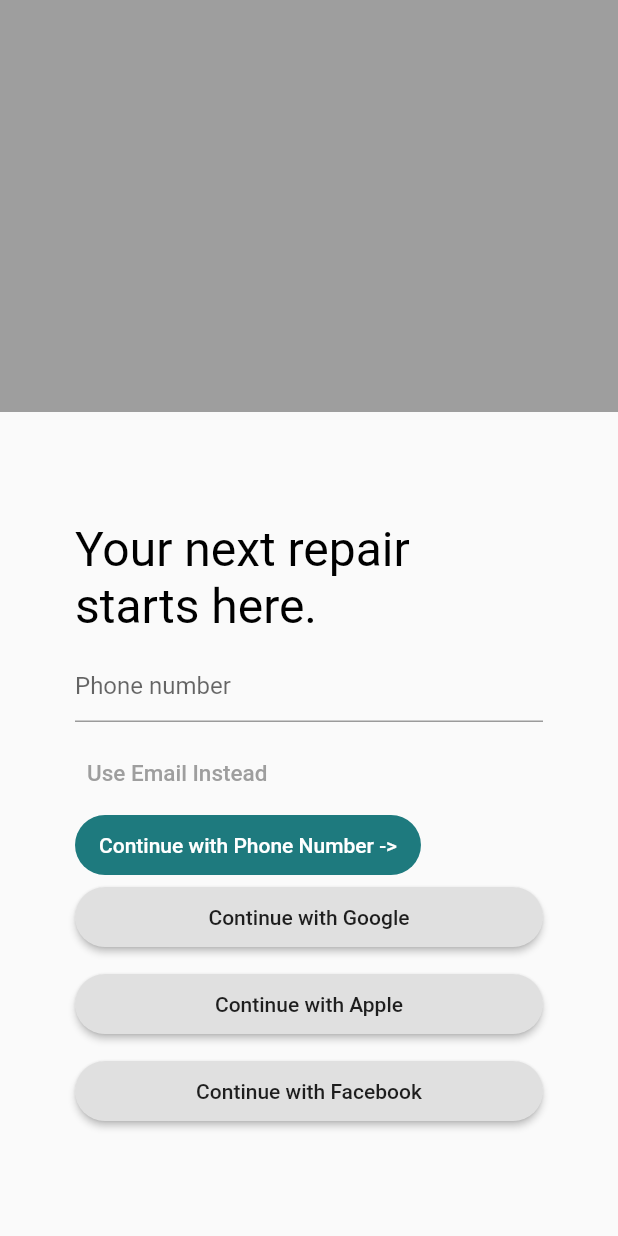
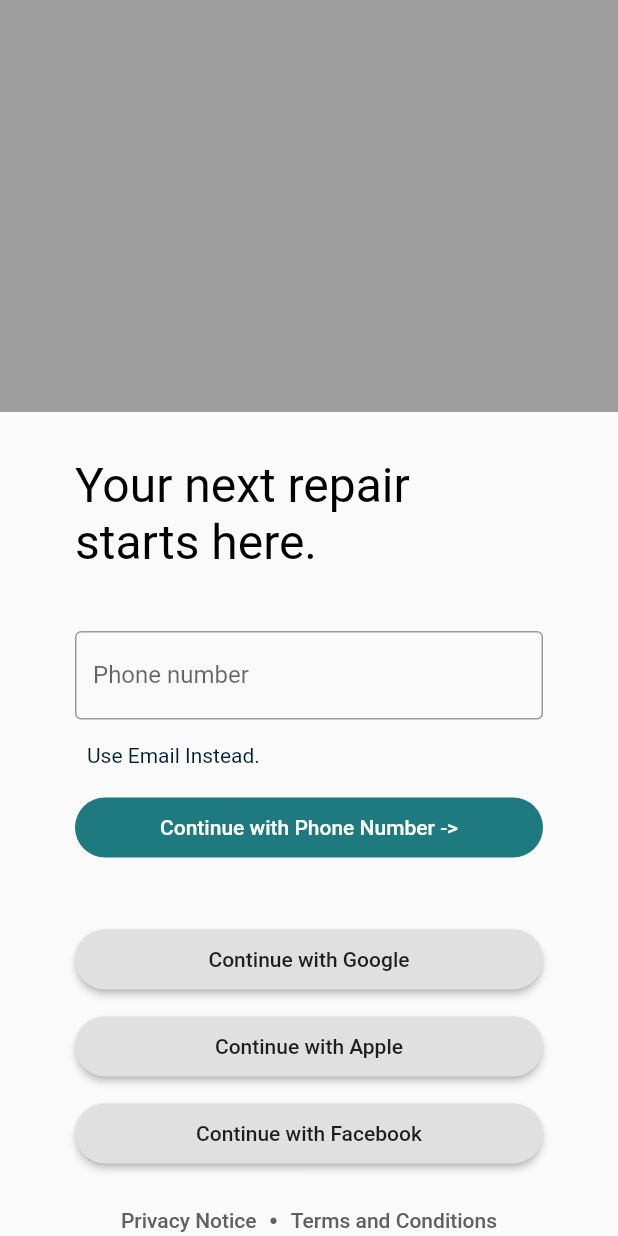
Before and after one commit to seri-app/mvp-frontend, a Flutter app: the screen it shows after launch, after a tap on "skip", on a phone screen of 412 x 824 dp. Run offline on Flutter 3.47's test engine with Material 2 defaults, Android fonts, the phone set to English and light mode, and no system bars; network calls fail; Roboto replaces fonts that are missing (Cerebri Sans Pro, Glacial Indifference).

Commit message:
registration screen

```diff
--- a/lib/src/pages/RegistrationPage.dart
+++ b/lib/src/pages/RegistrationPage.dart
@@ -19,20 +19,26 @@ class RegistrationPage extends StatelessWidget {
             flex: 2,
             // Create a list of social login buttons organized by column and centered vertically
             child: Container(
-              padding: EdgeInsets.all(50.0),
+              padding: EdgeInsets.symmetric(horizontal: 50.0),
               child: Column(
-                mainAxisAlignment: MainAxisAlignment.center,
+                mainAxisAlignment: MainAxisAlignment.start,
                 children: [
-                  Text(
-                    'Your next repair starts here.',
-                    style: Theme.of(context).textTheme.displayLarge, //use the theme defined in app.dart
+                  Padding(
+                    padding: const EdgeInsets.symmetric(vertical: 30.0),
+                    child: Text(
+                      'Your next repair starts here.',
+                      style: Theme.of(context)
+                          .textTheme
+                          .displayLarge, //use the theme defined in app.dart
+                    ),
                   ),
                   SizedBox(height: 10.0),
                   LogInForm(),
+                  SizedBox(height: 40.0),
                   MaterialButton(
                     color: Colors.grey[300],
                     shape: StadiumBorder(),
-                    child: Container(
+                    child: SizedBox(
                       width: 300.0,
                       height: 40.0,
                       child: Center(
@@ -47,7 +53,7 @@ class RegistrationPage extends StatelessWidget {
                   MaterialButton(
                     color: Colors.grey[300],
                     shape: StadiumBorder(),
-                    child: Container(
+                    child: SizedBox(
                       width: 300.0,
                       height: 40.0,
                       child: Center(
@@ -62,7 +68,7 @@ class RegistrationPage extends StatelessWidget {
                   MaterialButton(
                     color: Colors.grey[300],
                     shape: StadiumBorder(),
-                    child: Container(
+                    child: SizedBox(
                       width: 300.0,
                       height: 40.0,
                       child: Center(
@@ -73,6 +79,42 @@ class RegistrationPage extends StatelessWidget {
                       // Handle the button press
                     },
                   ),
+                  SizedBox(height: 10.0),
+                  // Privacy note and Terms of conditions
+                  Row(
+                    mainAxisAlignment: MainAxisAlignment.center,
+                    children: [
+                      TextButton(
+                          onPressed: () {},
+                          child: Text(
+                            'Privacy Notice',
+                            style: TextStyle(
+                              color: Colors.grey[700],
+                              fontSize: 14,
+                              // decoration: TextDecoration.underline),
+                            ),
+                          )),
+                        // dot between the two buttons
+                      Text(
+                        '•',
+                        style: TextStyle(
+                          color: Colors.grey[700],
+                          fontSize: 20,
+                          // decoration: TextDecoration.underline),
+                        ),
+                      ),
+                      TextButton(
+                          onPressed: () {},
+                          child: Text(
+                            'Terms and Conditions',
+                            style: TextStyle(
+                              color: Colors.grey[700],
+                              fontSize: 14,
+                              // decoration: TextDecoration.underline),
+                            ),
+                          )),
+                    ],
+                  ),
                 ],
               ),
             ),
--- a/lib/src/shared/app.dart
+++ b/lib/src/shared/app.dart
@@ -19,7 +19,7 @@ class MyApp extends StatelessWidget {
         textTheme: const TextTheme(
           displayLarge: TextStyle(fontSize: 32.0, fontWeight: FontWeight.w400, fontFamily: 'Glacial Indifference', color: Color(0xFF000000)),
           titleLarge: TextStyle(fontSize: 36.0, fontStyle: FontStyle.italic),
-          bodyMedium: TextStyle(fontSize: 14.0, fontFamily: 'Hind'),
+          bodySmall: TextStyle(fontSize: 14.0, fontWeight: FontWeight.w400, color: Color(0xFF022135)),
         ),
       ),
       debugShowCheckedModeBanner: false,
--- a/lib/src/shared/components/LogInForm.dart
+++ b/lib/src/shared/components/LogInForm.dart
@@ -11,7 +11,7 @@ class LogInForm extends StatefulWidget {
 
 class _LogInFormState extends State<LogInForm> {
   bool _phone = true;
-  String _text = 'Use Email Instead';
+  String _text = 'Use Email Instead.';
   String _buttonText = 'Continue with Phone Number ->';
   String _hintText = 'Phone number';
   final _formKey = GlobalKey<FormState>();
@@ -58,6 +58,8 @@ class _LogInFormState extends State<LogInForm> {
         children: <Widget>[
           TextFormField(
             decoration: InputDecoration(
+              labelText: _hintText,
+              border: OutlineInputBorder(),
               hintText: _hintText,
             ),
             keyboardType: TextInputType.phone,
@@ -66,16 +68,15 @@ class _LogInFormState extends State<LogInForm> {
               _phoneNumber = value!;
             },
           ),
-          SizedBox(height: 10.0),
           TextButton(
             onPressed: () => setState(() {
               if (_phone) {
-                _text = 'Use Email Instead';
+                _text = 'Use Email Instead.';
                 _hintText = 'Email';
                 _buttonText = 'Continue with Email ->';
                 _phone = false;
               } else {
-                _text = 'Use Phone Number Instead';
+                _text = 'Use Phone Number Instead.';
                 _hintText = 'Phone number';
                 _buttonText = 'Continue with Phone ->';
                 _phone = true;
@@ -83,19 +84,22 @@ class _LogInFormState extends State<LogInForm> {
             }),
             child: Text(
               _text,
-              style: TextStyle(color: Colors.grey, fontSize: 15),
+              style: Theme.of(context).textTheme.bodySmall,
             ),
           ),
-          FilledButton.tonal(
-            onPressed: _continueButtonPressed,
-            style: ButtonStyle(backgroundColor: MaterialStateProperty.all<Color>(Theme.of(context).primaryColor)),
-            child: Text(_buttonText),
-            // ButtonStyle: color: Colors.primary
+          SizedBox(
+            // widthFactor: 5.0,
+            width: 400.0,
+            child: FilledButton.tonal(
+              onPressed: _continueButtonPressed,
+              style: ButtonStyle(
+                  backgroundColor: MaterialStateProperty.all<Color>(
+                      Theme.of(context).primaryColor)
+                    ),
+
+              child: Text(_buttonText),
+            ),
           )
-          // ElevatedButton(
-          //   onPressed: _continueButtonPressed,
-          //   child: Text('Continue'),
-          // ),
         ],
       ),
     );
```
